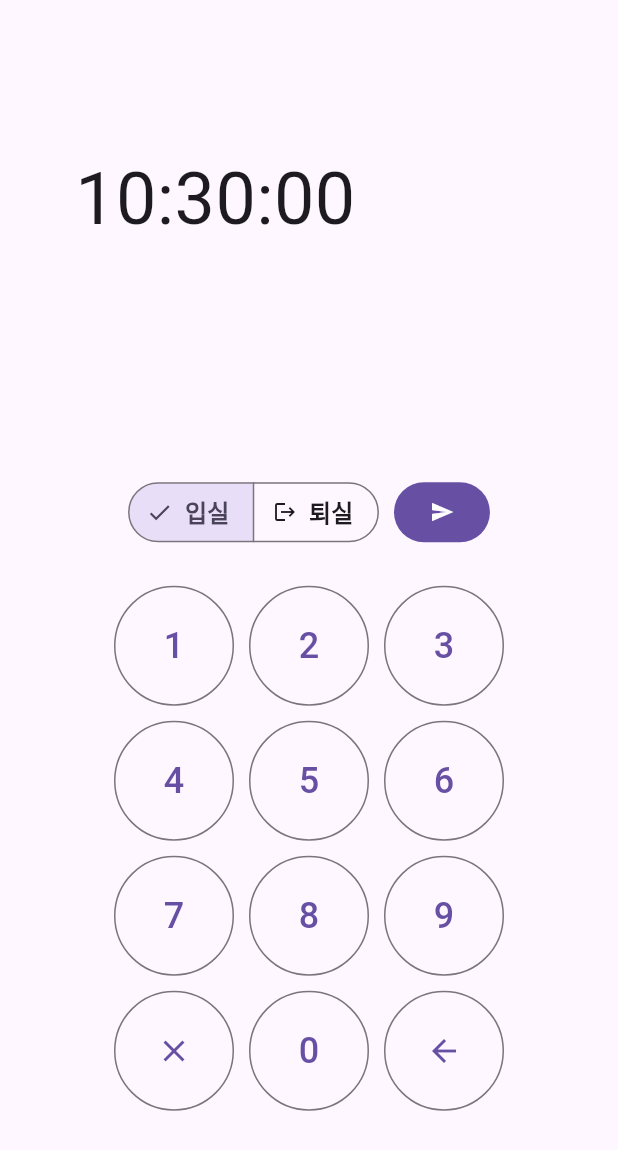
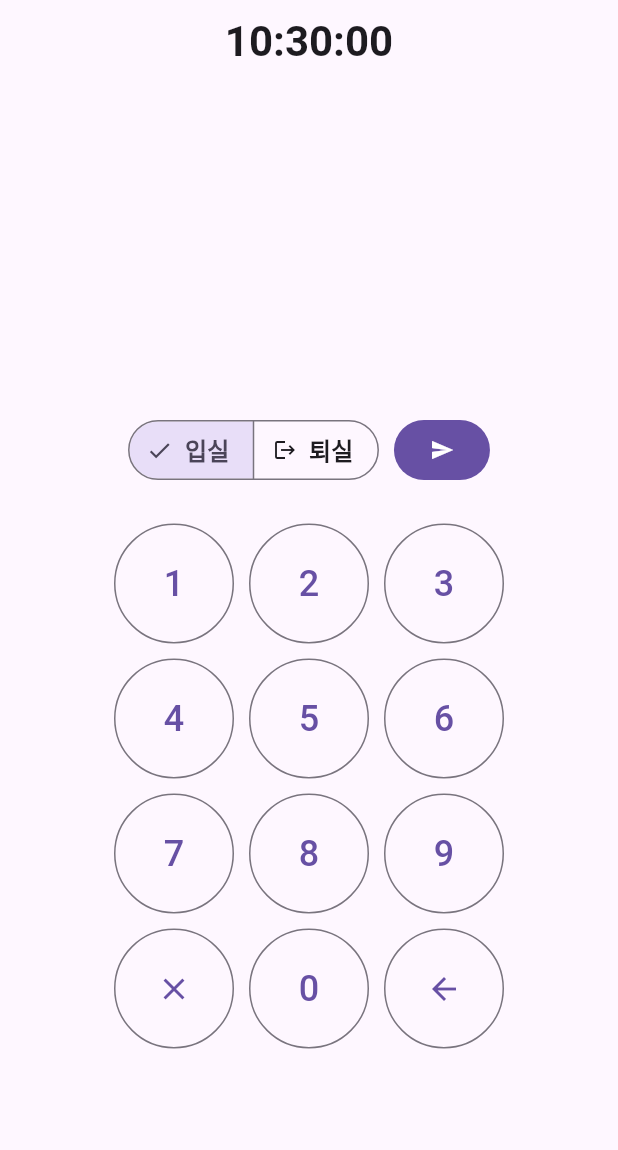
Before and after one commit to NullPointerExceptionUigo/fs-web-compatible, a Flutter app: the screen it shows after launch, on a phone screen of 412 x 824 dp. Shown: the top 1150 px of the screen. Run offline on Flutter 3.47's test engine with Material 3 defaults, Android fonts, the phone set to English and light mode, and no system bars; our stand-ins replace date_format, timer_builder; Roboto replaces fonts that are missing (IBMPlexSansKR, IBM_Plex_Sans_KR).

Commit message:
appbar clock

```diff
--- a/lib/clock.dart
+++ b/lib/clock.dart
@@ -0,0 +1,20 @@
+import 'package:flutter/material.dart';
+import 'package:timer_builder/timer_builder.dart';
+import 'package:date_format/date_format.dart';
+
+class Clock extends StatelessWidget implements PreferredSizeWidget {
+  const Clock({super.key});
+
+  @override
+  Widget build(BuildContext context) {
+    return TimerBuilder.periodic(const Duration(seconds: 1), builder: (context) {
+      return AppBar(
+        title: Text(formatDate(DateTime.now(), [hh, ':', nn, ':', ss]),style: const TextStyle(fontSize:28 , fontFamily: 'IBMPlexSansKR', fontWeight: FontWeight.bold)),
+        centerTitle: true
+      );
+    });
+  }
+
+  @override
+  Size get preferredSize => const Size.fromHeight(kToolbarHeight);
+}
--- a/lib/main.dart
+++ b/lib/main.dart
@@ -1,10 +1,10 @@
 // public imports
 import 'package:flutter/material.dart';
-import 'package:timer_builder/timer_builder.dart';
-import 'package:date_format/date_format.dart';
+
 
 // local imports
 import 'package:auto_study_management/attend_choice.dart';
+import 'package:auto_study_management/clock.dart' as clock;
 
 void main() {
   runApp(const MyApp());
@@ -15,7 +15,12 @@ class MyApp extends StatelessWidget {
 
   @override
   Widget build(BuildContext context) {
-    return const MaterialApp(home: Home());
+    return const MaterialApp(
+        home: Scaffold(
+            appBar: clock.Clock(),
+            body: Home()
+            )
+        );
   }
 }
 
@@ -59,19 +64,6 @@ class HomeState extends State<Home> {
                 child: Column(
                     mainAxisAlignment: MainAxisAlignment.center,
                     children: [
-                      Container(
-                        alignment: Alignment.topLeft,
-                          margin: const EdgeInsets.fromLTRB(50, 20, 0, 50),
-
-                          child: TimerBuilder.periodic(const Duration(seconds: 1),
-                          builder: (context) {
-                            return Text(
-                                formatDate(DateTime.now(), [HH, ':', nn, ':', ss]),
-                                style: const TextStyle(fontSize: 48, fontFamily: "IBM_Plex_Sans_KR"),
-                                textAlign: TextAlign.left);
-                          }))
-                      ,
-
                       SizedBox(
                           width: 300,
                           height: 100,
```
